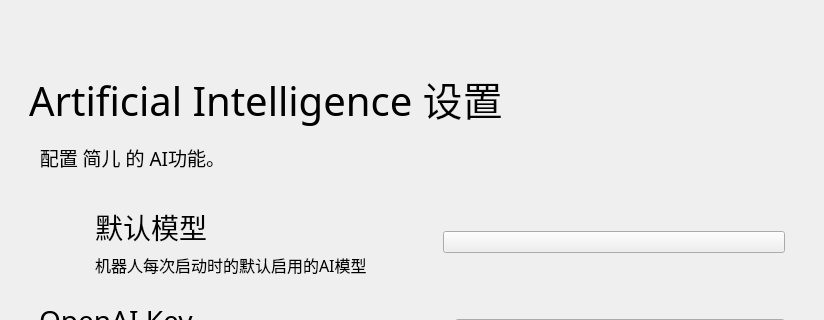
MacroSTAR-MS/Lunar_Bot, file UI/JianerSetupAI.ui: the form before one commit; both pictures show x 0 to 824 and y 0 to 320 of the 824 by 615 pixel window.
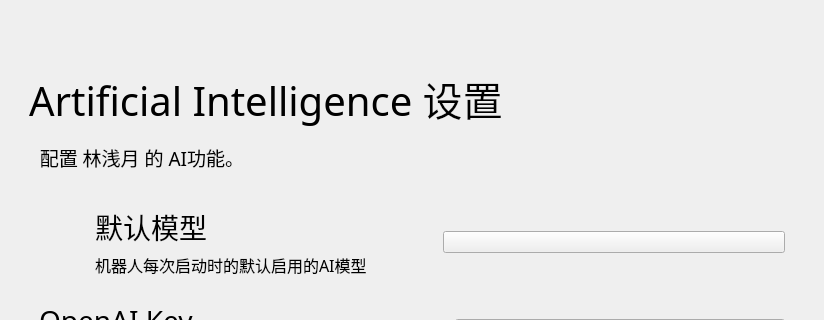
The form after the commit. Custom widgets are drawn as their Qt base class.

The edit to the form file:
```diff
--- a/UI/JianerSetupAI.ui
+++ b/UI/JianerSetupAI.ui
@@ -76,7 +76,7 @@
           </font>
          </property>
          <property name="text">
-          <string>    配置 简儿 的 AI功能。</string>
+          <string>    配置 林浅月 的 AI功能。</string>
          </property>
         </widget>
        </item>
```
Left out of the diff: 2 changed lines with no effect on the pictures.
